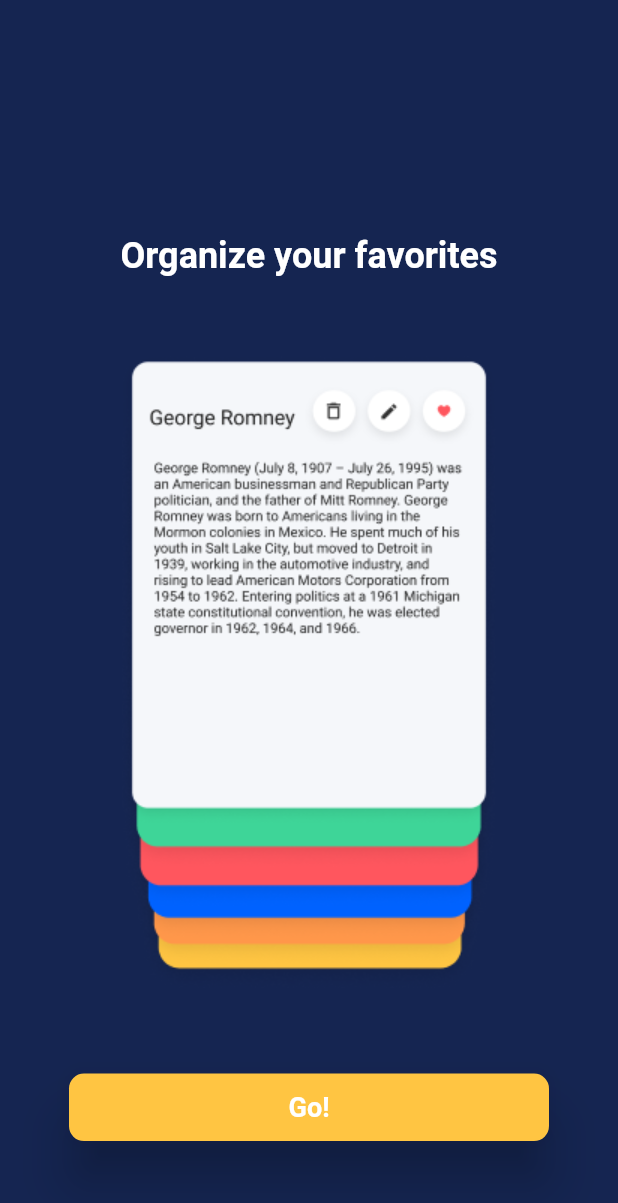
After one commit to Andres-GP/Notastic-App, a Flutter app: the screen it shows after launch, swiped to page 2, on a phone screen of 412 x 824 dp. The commit adds this screen. Shown: the top 1203 px of the screen. Run offline on Flutter 3.47's test engine with Material 2 defaults, Android fonts, the light colour scheme and no system bars; our stand-ins replace after_layout, lite_rolling_switch, shared_preferences.

Commit message:
Logo added, tooltips added, tooltips button and animation added, tooltip colors added (tested)

```diff
--- a/lib/main.dart
+++ b/lib/main.dart
@@ -1,6 +1,7 @@
 import 'package:flutter/material.dart';
 import 'package:notastic_app/note_operation.dart';
 import 'package:notastic_app/ui/home_screen.dart';
+import 'package:notastic_app/ui/tooltips/intro.dart';
 import 'package:provider/provider.dart';
 
 void main() {
@@ -19,7 +20,7 @@
 
           primarySwatch: Colors.blue,
         ),
-        home: HomeScreen(),
+        home: Intro(),
       ),
     );
   }
--- a/lib/ui/note_card.dart
+++ b/lib/ui/note_card.dart
@@ -19,7 +19,7 @@
       margin: const EdgeInsets.only(top: 13, bottom: 12, left: 20, right: 20),
       decoration: BoxDecoration(
         //TODO add color retrieve of the constructed card
-        color: AppColor.colorPickerBlue,
+        color: colorPickerColor, /*AppColor.colorPickerBlue,*/
         borderRadius: BorderRadius.circular(15),
         boxShadow: [
           BoxShadow(
--- /dev/null
+++ b/lib/ui/tooltips/intro.dart
@@ -0,0 +1,64 @@
+
+import 'package:flutter/material.dart';
+import 'package:notastic_app/ui/tooltips/second_page.dart';
+import 'package:shared_preferences/shared_preferences.dart';
+import 'package:after_layout/after_layout.dart';
+
+import '../home_screen.dart';
+import 'first_page.dart';
+
+
+
+///Para hacer nuevos tooltips copiar el patron dado en las pages y siempre dejar la ultima como el boton "go"
+
+
+
+
+class Intro extends StatefulWidget {
+  @override
+  _IntroState createState() => _IntroState();
+}
+
+class _IntroState extends State<Intro> with AfterLayoutMixin<Intro> {
+  @override
+  void afterFirstLayout(BuildContext context) {
+    checkFirstScreen();
+  }
+
+  Future checkFirstScreen() async {
+    SharedPreferences _prefs = await SharedPreferences.getInstance();
+    bool isFirstRun = _prefs.getBool("isFirstRun");
+    if (isFirstRun == true || isFirstRun == null) {
+      // Navigator.of(context).pushReplacement(
+      //     new MaterialPageRoute(builder: (context) => Intro()));
+    } else {
+      Navigator.of(context).pushReplacement(
+          new MaterialPageRoute(builder: (context) => HomeScreen()));
+    }
+  }
+
+
+
+  final controller = PageController(
+    initialPage: 0,
+  );
+
+
+  Future<void> onDonePress() async {
+    SharedPreferences _prefs = await SharedPreferences.getInstance();
+    await _prefs.setBool("isFirstRun", false);
+    Navigator.of(context).pushReplacement(
+        new MaterialPageRoute(builder: (context) => HomeScreen()));
+  }
+
+  @override
+  Widget build(BuildContext context) {
+    return PageView(
+      controller: controller,
+      children: [
+        FirstPageScreen(),
+        SecondPageScreen(),
+      ],
+    );
+  }
+}
--- /dev/null
+++ b/lib/ui/tooltips/second_page.dart
@@ -0,0 +1,128 @@
+
+
+import 'package:flutter/cupertino.dart';
+import 'package:flutter/material.dart';
+import 'package:notastic_app/ui/utils/app_images.dart';
+import 'package:notastic_app/ui/utils/colors.dart';
+import 'package:shared_preferences/shared_preferences.dart';
+
+import '../home_screen.dart';
+
+class SecondPageScreen extends StatefulWidget {
+  @override
+  _SecondPageScreenState createState() => _SecondPageScreenState();
+}
+
+
+class _SecondPageScreenState extends State<SecondPageScreen> with SingleTickerProviderStateMixin {
+
+
+
+  @override
+
+  void afterFirstLayout(BuildContext context) {
+    checkFirstScreen();
+  }
+
+  Future checkFirstScreen() async {
+    SharedPreferences _prefs = await SharedPreferences.getInstance();
+    bool isFirstRun = _prefs.getBool("isFirstRun");
+    if (isFirstRun == true || isFirstRun == null) {
+      // Navigator.of(context).pushReplacement(
+      //     new MaterialPageRoute(builder: (context) => Intro()));
+    } else {
+      Navigator.of(context).pushReplacement(
+          new MaterialPageRoute(builder: (context) => HomeScreen()));
+    }
+  }
+
+
+
+  @override
+
+
+
+
+  Future<void> onDonePress() async {
+    SharedPreferences _prefs = await SharedPreferences.getInstance();
+    await _prefs.setBool("isFirstRun", false);
+    Navigator.of(context).pushReplacement(
+        new PageRouteBuilder(
+            transitionDuration: Duration(seconds: 2),
+            transitionsBuilder: (context, animation, animationTime,child){
+              animation = CurvedAnimation(parent: animation, curve: Curves.easeInOutCubic);
+              return SlideTransition(
+                position: Tween(
+                    begin: Offset(0.0, 1.0),
+                    end: Offset(0.0, 0.0))
+                    .animate(animation),
+                child: child,
+              );
+            },
+            pageBuilder: (context, animation, animationTime){
+              return HomeScreen();
+            }
+        )
+      //MaterialPageRoute(builder: (context) => HomeScreen())
+    );
+  }
+  @override
+  Widget build(BuildContext context) {
+
+
+    return Scaffold(
+      backgroundColor: AppColor.backgroundPrimaryColor,
+      body: Column(
+        crossAxisAlignment: CrossAxisAlignment.center,
+        mainAxisAlignment: MainAxisAlignment.center,
+        children: [
+          Container(
+            margin: EdgeInsets.only(top: 95),
+            child: Text(
+              "Organize your favorites",
+              style: TextStyle(
+                  fontSize: 24,
+                  fontWeight: FontWeight.w600,
+                  color: Colors.white
+              ),
+              textAlign: TextAlign.center,
+            ),
+            alignment: Alignment.center,
+          ),
+          Container(
+            margin: const EdgeInsets.only(top: 15),
+            child: Image.asset(
+              AppTooltipImages.secondTooltipCards,
+              alignment: Alignment.center,
+              height: MediaQuery.of(context).size.height * 0.6,
+            ),
+          ),
+          Container(
+            margin: EdgeInsets.only(top: 20),
+            child: ButtonTheme(
+              minWidth: 320,
+              height: 45,
+              child: RaisedButton(
+                shape: new RoundedRectangleBorder(
+                  borderRadius: new BorderRadius.circular(10.0),
+                ),
+                elevation: 15,
+                color: AppColor.tooltipsButtonColor,
+                child: Text(
+                  "Go!",
+                  style: TextStyle(
+                      fontSize: 18,
+                      fontWeight: FontWeight.bold,
+                      color: Colors.white
+                  ),
+                ),
+                onPressed: () {onDonePress();},
+              ),
+            ),
+          ),
+        ],
+      ),
+
+    );
+  }
+}
--- a/lib/ui/utils/app_images.dart
+++ b/lib/ui/utils/app_images.dart
@@ -5,6 +5,18 @@
   static const String backgroundShapes = backgroundImagesPath + 'background_shapes.png';
 }
 
+class AppTooltipImages {
+  static const String tooltipImagesPath = 'assets/tooltips/';
+  ///Tooltips (Changeable)
+
+  //1st Tooltip
+  static const String firstTooltipCards = tooltipImagesPath + 'two_cards.png';
+
+  //2nd Tooltip
+  static const String secondTooltipCards = tooltipImagesPath + 'cards.png';
+
+}
+
 class AppImages {
   //
 }
--- a/lib/ui/utils/colors.dart
+++ b/lib/ui/utils/colors.dart
@@ -1,6 +1,9 @@
 import 'package:flutter/cupertino.dart';
 
 class AppColor {
+  //Tooltips
+  static const Color tooltipsButtonColor = Color(0xffFFC542);
+
   //Background
   static const Color backgroundPrimaryColor = Color(0xff152551);
 
```
Also changed, not shown: lib/ui/tooltips/first_page.dart (added, +51 -0 lines), pubspec.yaml (+14 -1 lines), assets/ic_notastic.png (added), assets/tooltips/cards.png (added), assets/tooltips/two_cards.png (added), pubspec.lock, 35 other files.
